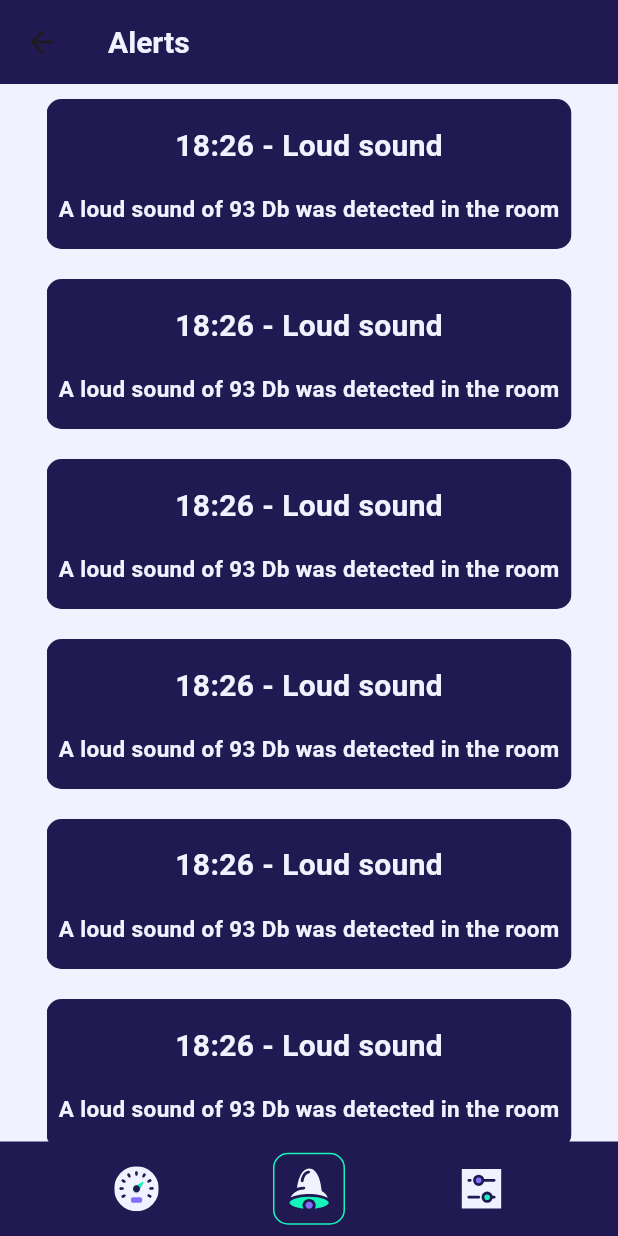
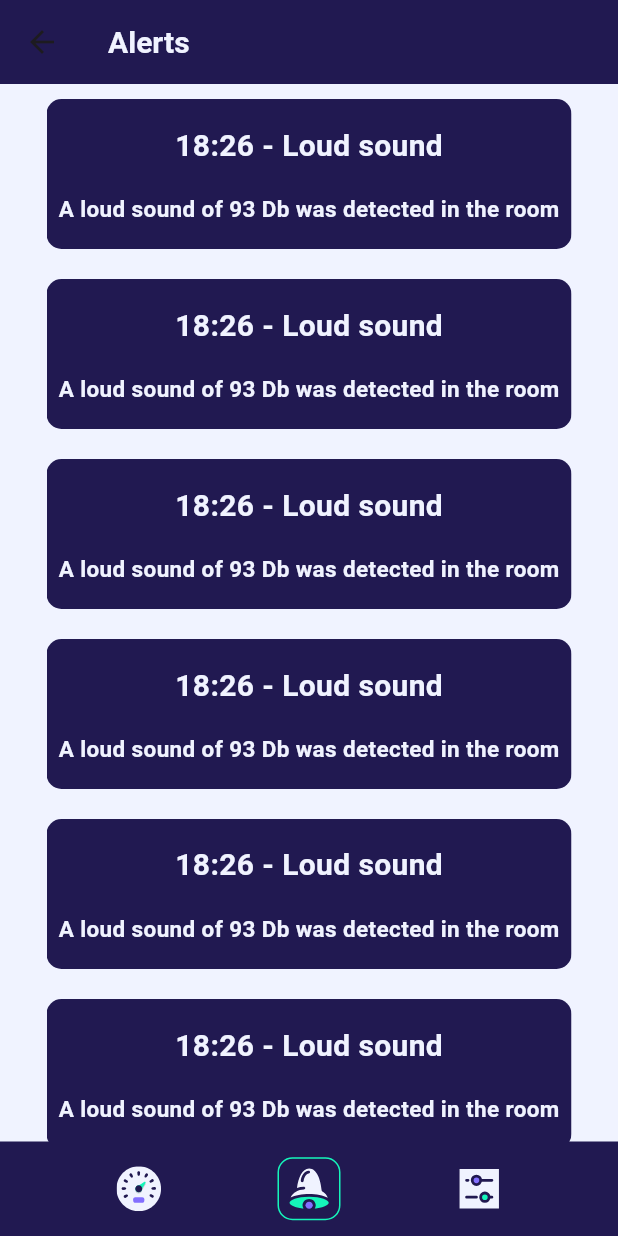
Before and after one commit to LordStacker/mobile_exam, a Flutter app: the Alerts screen opened by its route, on a phone screen of 412 x 824 dp. Run offline on Flutter 3.47's test engine with Material 3 defaults, Android fonts, the light colour scheme and no system bars; our stand-ins replace flutter_svg; network calls fail.

Commit message:
fixed minor border issue with the bell icon

```diff
--- a/lib/views/alerts.dart
+++ b/lib/views/alerts.dart
@@ -100,7 +100,6 @@ class Alerts extends StatelessWidget {
                 ),
               ),
               Container(
-                padding: EdgeInsets.all(3),
                 decoration: BoxDecoration(
                   borderRadius: BorderRadius.circular(10),
                   border: Border.all(
```
